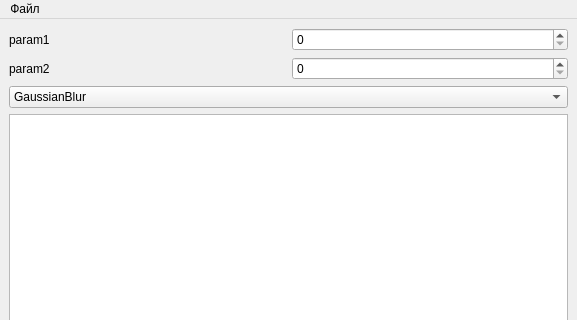
Old version of the form mainwindow.ui in the repository soundwaveinaction/testing_features; both pictures show x 0 to 577 and y 0 to 320 of the 577 by 573 pixel window.
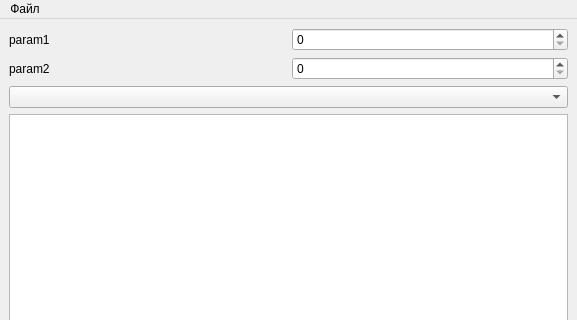
New version of the form.

Diff of the .ui file:
```diff
--- a/mainwindow.ui
+++ b/mainwindow.ui
@@ -62,18 +62,7 @@
      </layout>
     </item>
     <item>
-     <widget class="QComboBox" name="comboBox">
-      <item>
-       <property name="text">
-        <string>GaussianBlur</string>
-       </property>
-      </item>
-      <item>
-       <property name="text">
-        <string>Canny</string>
-       </property>
-      </item>
-     </widget>
+     <widget class="QComboBox" name="filterComboBox"/>
     </item>
     <item>
      <widget class="QGraphicsView" name="graphicsView"/>
```
